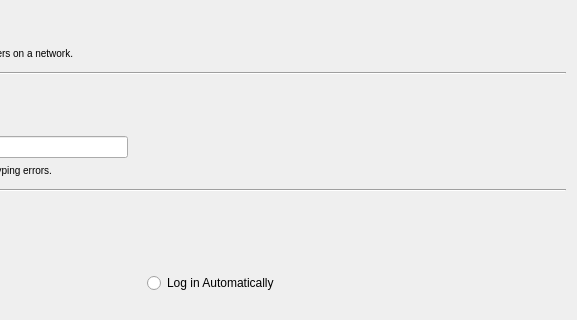
First picture: the form in src/pages/page_usersetup.ui, repository philmmanjaro/manjaro-installer, before the edit; both pictures show x 289 to 866 and y 281 to 601 of the 866 by 601 pixel window.
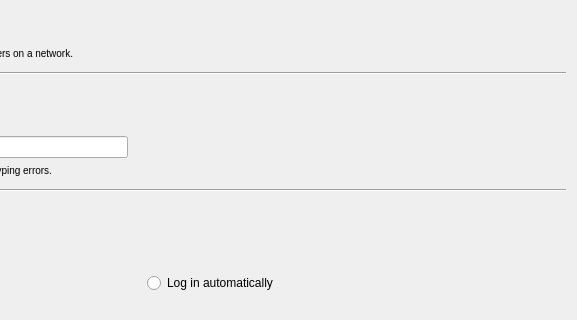
Second picture: the form after the edit.

Commit message: removed small spelling mistake

The edit to the form file:
```diff
--- a/src/pages/page_usersetup.ui
+++ b/src/pages/page_usersetup.ui
@@ -564,7 +564,7 @@
         <item row="0" column="1">
          <widget class="QRadioButton" name="checkBoxLoginAuto">
           <property name="text">
-           <string>Log in Automatically</string>
+           <string>Log in automatically</string>
           </property>
           <property name="checked">
            <bool>false</bool>
```
